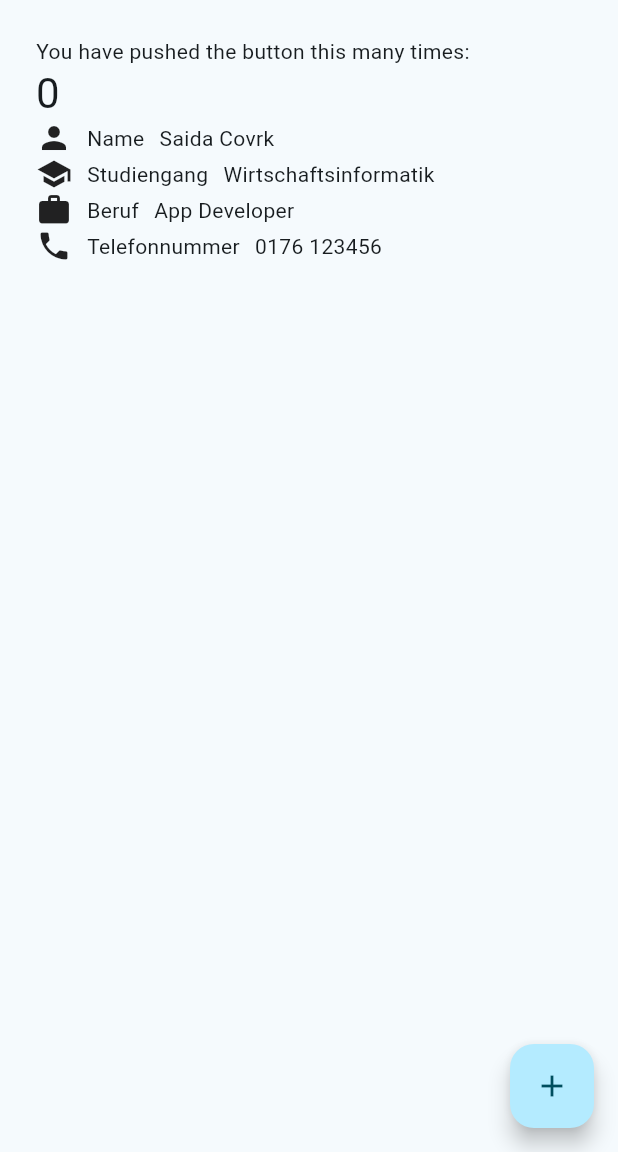
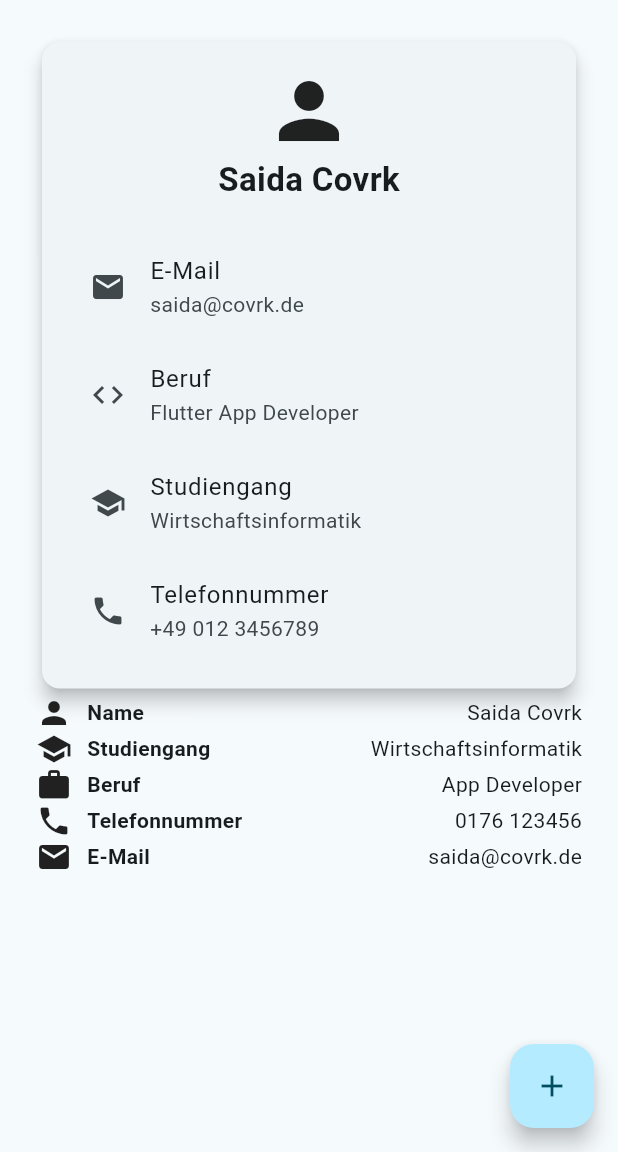
Before and after one commit to a-Bit-Of-Saida/Flutter_Einsteiger_Projekt, a Flutter app: the screen it shows after launch, on a phone screen of 412 x 824 dp, the part 84-1236 px from its top. Run offline on Flutter 3.47's test engine with Material 3 defaults, Android fonts, the phone set to English and light mode, and no system bars.

Commit message:
02 Visitenkarte updated
Das Projekt 02 Futter, Visitenkarte erstellt, es fehlt noch die Implementierung eines Containers, 3 Skills, Button kontaktieren, Technische Anforderungen

Gelernt: Padding, Row, Column, Icons, ListTile, Expanded

```diff
--- a/02 Flutter Grundlagen/visitenkarten_app/lib/main.dart
+++ b/02 Flutter Grundlagen/visitenkarten_app/lib/main.dart
@@ -62,14 +62,6 @@ class MyHomePage extends StatefulWidget {
 }
 
 class _MyHomePageState extends State<MyHomePage> {
-  int _counter = 0;
-
-  void _incrementCounter() {
-    setState(() {
-      _counter++;
-    });
-  }
-
   @override
   Widget build(BuildContext context) {
     return Scaffold(
@@ -82,16 +74,57 @@ class _MyHomePageState extends State<MyHomePage> {
         child: Column(
           crossAxisAlignment: CrossAxisAlignment.start,
           children: [
-            const Text('You have pushed the button this many times:'),
-            Text(
-              '$_counter',
-              style: Theme.of(context).textTheme.headlineMedium,
+            Card(
+              elevation: 5,
+              child: Padding(
+                padding: EdgeInsets.all(16),
+                child: Column(
+                  mainAxisSize: MainAxisSize.min,
+                  children: [
+                    Icon(Icons.person, size: 60),
+                    Text(
+                      'Saida Covrk',
+                      style: TextStyle(
+                        fontSize: 22,
+                        fontWeight: FontWeight.bold,
+                      ),
+                    ),
+                    SizedBox(height: 20),
+                    ListTile(
+                      leading: Icon(Icons.email),
+                      title: Text('E-Mail'),
+                      subtitle: Text('saida@covrk.de'),
+                    ),
+                    ListTile(
+                      leading: Icon(Icons.code),
+                      title: Text('Beruf'),
+                      subtitle: Text('Flutter App Developer'),
+                    ),
+                    ListTile(
+                      leading: Icon(Icons.school),
+                      title: Text('Studiengang'),
+                      subtitle: Text('Wirtschaftsinformatik'),
+                    ),
+                    ListTile(
+                      leading: Icon(Icons.phone),
+                      title: Text('Telefonnummer'),
+                      subtitle: Text('+49 012 3456789'),
+                    ),
+                  ],
+                ),
+              ),
             ),
             const Row(
               children: [
                 Icon(Icons.person),
                 SizedBox(width: 10),
-                Text('Name'),
+                Expanded(
+                  flex: 2,
+                  child: Text(
+                    'Name',
+                    style: TextStyle(fontWeight: FontWeight.bold),
+                  ),
+                ),
                 SizedBox(width: 10),
                 Text('Saida Covrk'),
               ],
@@ -100,7 +133,13 @@ class _MyHomePageState extends State<MyHomePage> {
               children: [
                 Icon(Icons.school),
                 SizedBox(width: 10),
-                Text('Studiengang'),
+                Expanded(
+                  flex: 2,
+                  child: Text(
+                    'Studiengang',
+                    style: TextStyle(fontWeight: FontWeight.bold),
+                  ),
+                ),
                 SizedBox(width: 10),
                 Text('Wirtschaftsinformatik'),
               ],
@@ -109,7 +148,13 @@ class _MyHomePageState extends State<MyHomePage> {
               children: [
                 Icon(Icons.work),
                 SizedBox(width: 10),
-                Text('Beruf'),
+                Expanded(
+                  flex: 2,
+                  child: Text(
+                    'Beruf',
+                    style: TextStyle(fontWeight: FontWeight.bold),
+                  ),
+                ),
                 SizedBox(width: 10),
                 Text('App Developer'),
               ],
@@ -118,16 +163,37 @@ class _MyHomePageState extends State<MyHomePage> {
               children: [
                 Icon(Icons.phone),
                 SizedBox(width: 10),
-                Text('Telefonnummer'),
+                Expanded(
+                  flex: 2,
+                  child: Text(
+                    'Telefonnummer',
+                    style: TextStyle(fontWeight: FontWeight.bold),
+                  ),
+                ),
                 SizedBox(width: 10),
                 Text('0176 123456'),
+              ],
+            ),
+            const Row(
+              children: [
+                Icon(Icons.email),
+                SizedBox(width: 10),
+                Expanded(
+                  flex: 2,
+                  child: Text(
+                    'E-Mail',
+                    style: TextStyle(fontWeight: FontWeight.bold),
+                  ),
+                ),
+                SizedBox(width: 10),
+                Text('saida@covrk.de'),
               ],
             ),
           ],
         ),
       ),
       floatingActionButton: FloatingActionButton(
-        onPressed: _incrementCounter,
+        onPressed: null,
         tooltip: 'Increment',
         child: const Icon(Icons.add),
       ),
```
